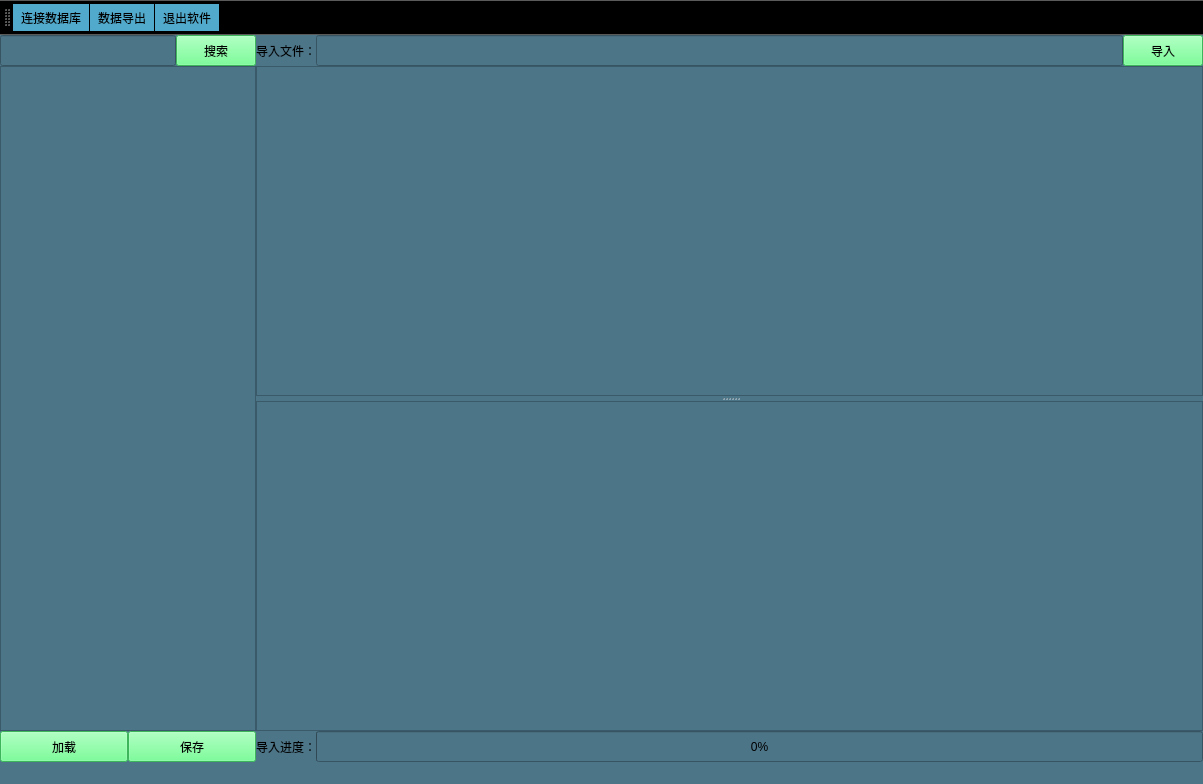
First picture: the form in dataTrans/dataimport.ui, repository huizhang556/demo, before the edit.
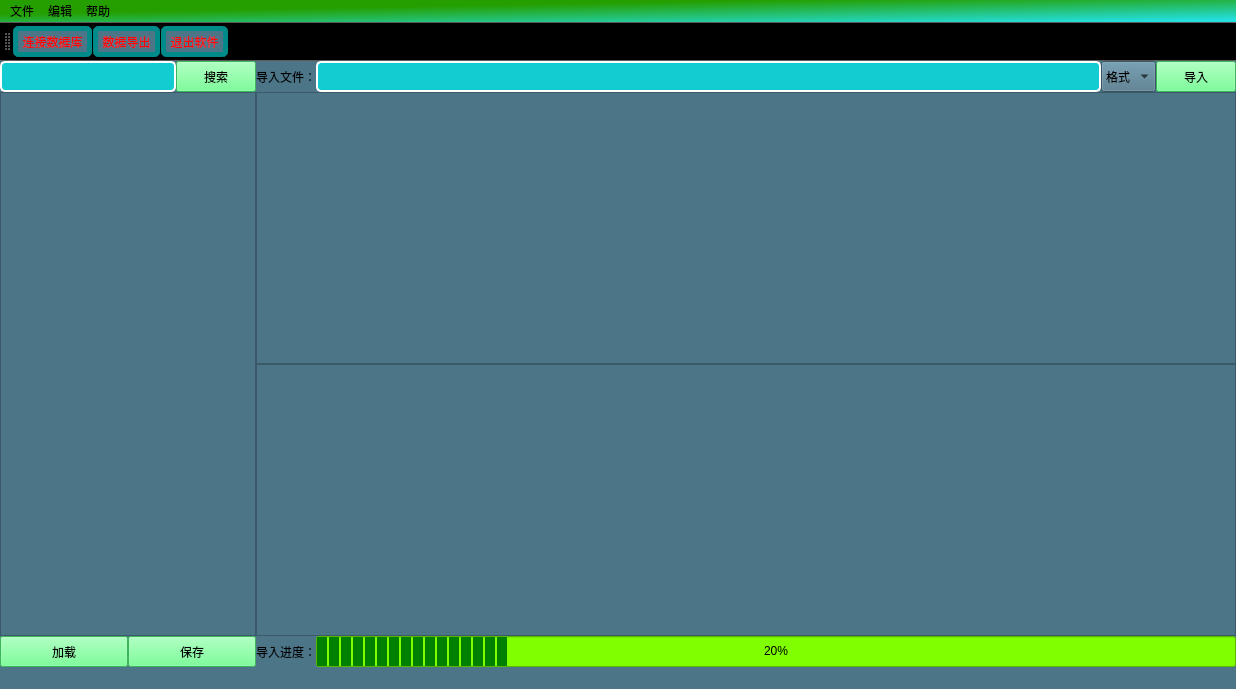
Second picture: the form after the edit. Icons and pictures are not drawn.

What changed in the file:
```diff
--- a/dataTrans/dataimport.ui
+++ b/dataTrans/dataimport.ui
@@ -6,8 +6,8 @@
    <rect>
     <x>0</x>
     <y>0</y>
-    <width>1203</width>
-    <height>784</height>
+    <width>1236</width>
+    <height>689</height>
    </rect>
   </property>
   <property name="windowTitle">
@@ -21,7 +21,7 @@
    <string notr="true">background-color: rgb(76,117,136);</string>
   </property>
   <widget class="QWidget" name="centralwidget">
-   <layout class="QVBoxLayout" name="verticalLayout_2">
+   <layout class="QVBoxLayout" name="verticalLayout_4">
     <property name="spacing">
      <number>0</number>
     </property>
@@ -38,7 +38,7 @@
      <number>0</number>
     </property>
     <item>
-     <layout class="QHBoxLayout" name="horizontalLayout_5" stretch="0,7">
+     <layout class="QHBoxLayout" name="horizontalLayout_5" stretch="0,3">
       <property name="spacing">
        <number>0</number>
       </property>
@@ -60,6 +60,21 @@
               <height>31</height>
              </size>
             </property>
+            <property name="styleSheet">
+             <string notr="true">QLineEdit
+{
+border:2px solid white;
+background-color: rgb(18, 204, 209);
+border-radius:5px;
+font:75 11pt &quot;仿宋&quot;;
+color:rgb(52,101,64);
+}
+QLineEdit:hover
+{
+background-color: rgb(238, 238, 236);
+}
+</string>
+            </property>
            </widget>
           </item>
           <item>
@@ -125,14 +140,11 @@
        </layout>
       </item>
       <item>
-       <widget class="QSplitter" name="splitter">
-        <property name="orientation">
-         <enum>Qt::Vertical</enum>
+       <layout class="QVBoxLayout" name="verticalLayout_2">
+        <property name="spacing">
+         <number>0</number>
         </property>
-        <property name="handleWidth">
-         <number>5</number>
-        </property>
-        <widget class="QWidget" name="layoutWidget_2">
+        <item>
          <layout class="QVBoxLayout" name="verticalLayout">
           <property name="spacing">
            <number>0</number>
@@ -163,6 +175,52 @@
                 <height>31</height>
                </size>
               </property>
+              <property name="styleSheet">
+               <string notr="true">QLineEdit
+{
+border:2px solid white;
+background-color: rgb(18, 204, 209);
+border-radius:5px;
+font:75 11pt &quot;仿宋&quot;;
+color:rgb(52,101,64);
+}
+QLineEdit:hover
+{
+background-color: rgb(238, 238, 236);
+}
+</string>
+              </property>
+             </widget>
+            </item>
+            <item>
+             <widget class="QComboBox" name="comboBox">
+              <property name="minimumSize">
+               <size>
+                <width>55</width>
+                <height>31</height>
+               </size>
+              </property>
+              <property name="maximumSize">
+               <size>
+                <width>55</width>
+                <height>31</height>
+               </size>
+              </property>
+              <item>
+               <property name="text">
+                <string>格式</string>
+               </property>
+              </item>
+              <item>
+               <property name="text">
+                <string>*.sql</string>
+               </property>
+              </item>
+              <item>
+               <property name="text">
+                <string>*.xml</string>
+               </property>
+              </item>
              </widget>
             </item>
             <item>
@@ -187,8 +245,8 @@
            <widget class="QTableView" name="tableView"/>
           </item>
          </layout>
-        </widget>
-        <widget class="QWidget" name="layoutWidget">
+        </item>
+        <item>
          <layout class="QVBoxLayout" name="verticalLayout_3">
           <property name="spacing">
            <number>0</number>
@@ -219,16 +277,30 @@
                 <height>31</height>
                </size>
               </property>
+              <property name="styleSheet">
+               <string notr="true">QProgressBar{
+background-color: rgb(127, 255, 0);
+}
+
+QProgressBar::chunk{
+background-color:green;
+width:10px;
+margin:0.5px;
+}</string>
+              </property>
               <property name="value">
-               <number>0</number>
+               <number>20</number>
+              </property>
+              <property name="alignment">
+               <set>Qt::AlignCenter</set>
               </property>
              </widget>
             </item>
            </layout>
           </item>
          </layout>
-        </widget>
-       </widget>
+        </item>
+       </layout>
       </item>
      </layout>
     </item>
@@ -240,16 +312,42 @@
     <string>toolBar</string>
    </property>
    <property name="styleSheet">
-    <string notr="true">background-color: qlineargradient(spread:pad, x1:0, y1:0, x2:1, y2:0, stop:1 rgba(81, 170, 204, 255));</string>
+    <string notr="true">QToolBar
+{
+background-color: qlineargradient(spread:pad, x1:0, y1:0, x2:1, y2:0, stop:1 rgba(81, 170, 204, 255));
+spacing:2px;
+}
+QToolButton
+{
+border:5px solid #008b8b;
+border-radius:6px;
+color:red;
+}
+QToolButton[popupMode=&quot;1&quot;]
+{
+padding-right:20px;
+}
+
+QToolButton:pressed
+{
+background-color: #20b2aa;
+}
+
+QToolButton:hover
+{
+border:5px solid #00ced1;
+color:green;
+}
+</string>
    </property>
    <property name="iconSize">
     <size>
-     <width>35</width>
-     <height>35</height>
+     <width>45</width>
+     <height>45</height>
     </size>
    </property>
    <property name="toolButtonStyle">
-    <enum>Qt::ToolButtonTextUnderIcon</enum>
+    <enum>Qt::ToolButtonIconOnly</enum>
    </property>
    <attribute name="toolBarArea">
     <enum>TopToolBarArea</enum>
@@ -266,10 +364,56 @@
     <rect>
      <x>0</x>
      <y>0</y>
-     <width>1203</width>
-     <height>23</height>
+     <width>1236</width>
+     <height>22</height>
     </rect>
    </property>
+   <property name="styleSheet">
+    <string notr="true">QMenuBar
+{
+background-color: qlineargradient(spread:pad, x1:0, y1:0.0222727, x2:1, y2:1, stop:0.306818 rgba(37, 159, 0, 255), stop:0.943182 rgba(35, 223, 223, 255));
+}
+
+QMenuBar::item
+{
+spacing:3px;
+padding:2px 4px;
+border-radius:4px;
+background-color:transparent;
+}
+
+QMenuBar::item:selected
+{
+color:#008080;
+background-color:#e0ffff;
+}
+
+</string>
+   </property>
+   <widget class="QMenu" name="menu">
+    <property name="title">
+     <string>文件</string>
+    </property>
+    <addaction name="actiondakai"/>
+    <addaction name="actionlingcunwei"/>
+    <addaction name="actiontuichu"/>
+   </widget>
+   <widget class="QMenu" name="menu_2">
+    <property name="title">
+     <string>编辑</string>
+    </property>
+    <addaction name="actionfuzhi"/>
+    <addaction name="actionzhantie"/>
+    <addaction name="actionjiantie"/>
+   </widget>
+   <widget class="QMenu" name="menu_3">
+    <property name="title">
+     <string>帮助</string>
+    </property>
+   </widget>
+   <addaction name="menu"/>
+   <addaction name="menu_2"/>
+   <addaction name="menu_3"/>
   </widget>
   <action name="action_condb1">
    <property name="icon">
```
Left out of the diff: 30 changed lines with no effect on the pictures.
